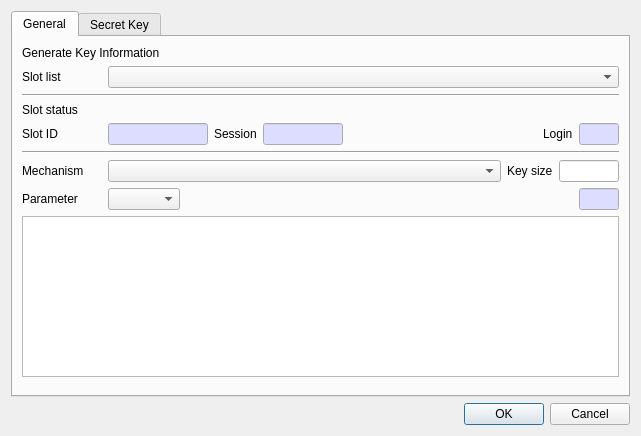
The window that CryptokiMan/gen_key_dlg.ui (jykim74/CryptokiMan) describes before a commit, drawn with Qt 5.
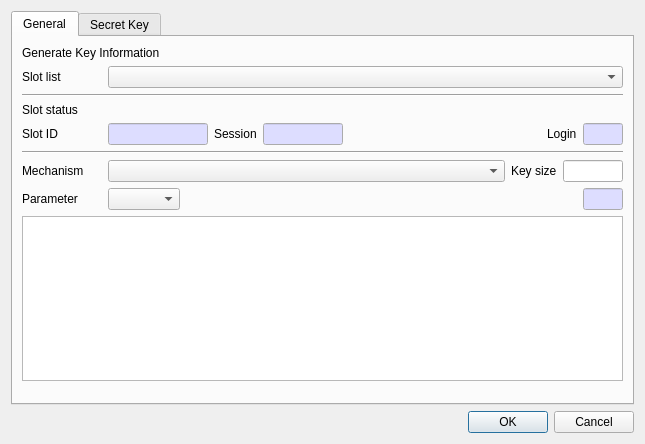
The same window after the commit.

```diff
--- a/CryptokiMan/gen_key_dlg.ui
+++ b/CryptokiMan/gen_key_dlg.ui
@@ -6,8 +6,8 @@
    <rect>
     <x>0</x>
     <y>0</y>
-    <width>641</width>
-    <height>436</height>
+    <width>645</width>
+    <height>444</height>
    </rect>
   </property>
   <property name="windowTitle">
```
